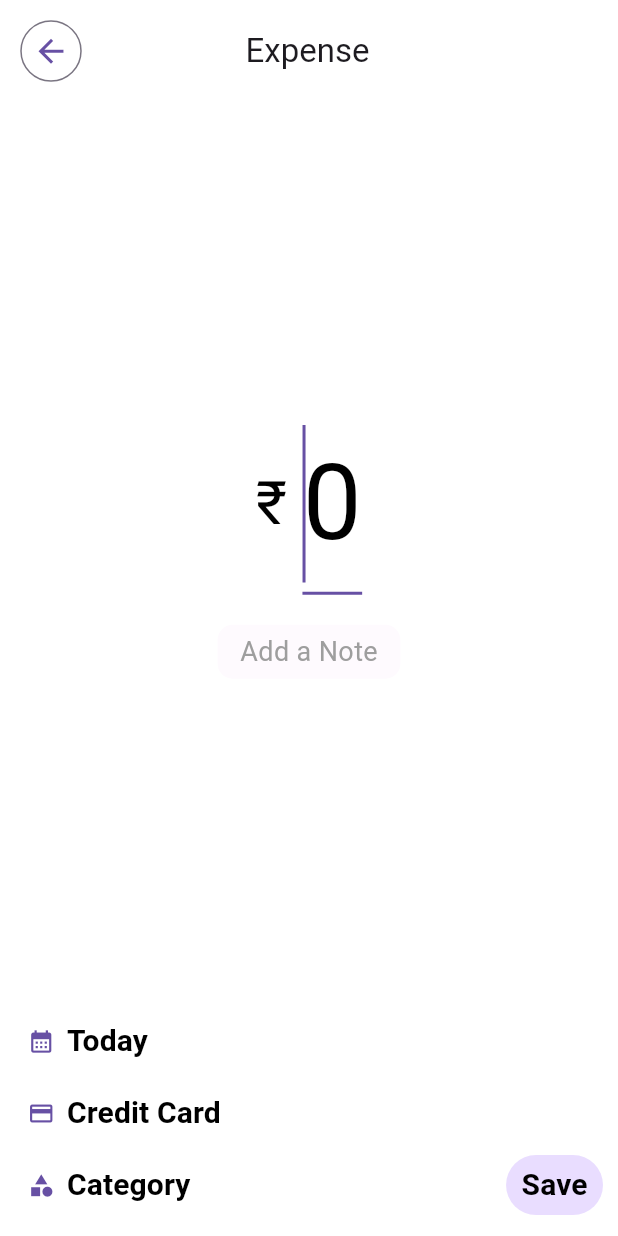
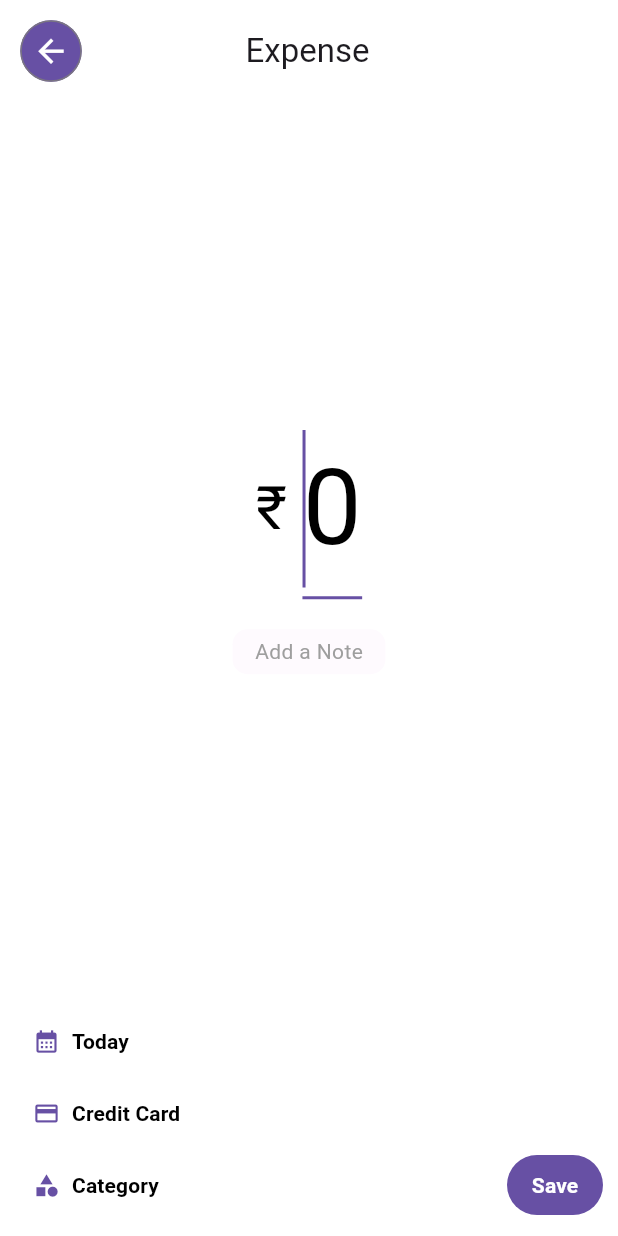
Before and after one commit to Tak1za/expenser, a Flutter app: the screen it shows after launch, after a tap on the "add" icon, on a phone screen of 412 x 824 dp. Run offline on Flutter 3.47's test engine with Material 3 defaults, Android fonts, the phone set to English and light mode, and no system bars; our stand-ins replace grouped_list, modal_bottom_sheet.

Commit message:
modified colors and theme

```diff
--- a/lib/pages/home_page.dart
+++ b/lib/pages/home_page.dart
@@ -109,11 +109,11 @@ class _HomePageState extends State<HomePage> {
                     icon: Icon(
                       Icons.add,
                       size: 25,
-                      color: Theme.of(context).colorScheme.primary,
+                      color: Theme.of(context).colorScheme.onPrimary,
                     ),
                     style: ButtonStyle(
                       backgroundColor: MaterialStatePropertyAll(
-                        Theme.of(context).colorScheme.onPrimary,
+                        Theme.of(context).colorScheme.primary,
                       ),
                     ),
                   )
--- a/lib/pages/modify_expense.dart
+++ b/lib/pages/modify_expense.dart
@@ -1,6 +1,7 @@
 import 'package:expenser/models/expense.dart';
 import 'package:expenser/utils/date_helper.dart';
 import 'package:flutter/material.dart';
+import 'package:flutter/services.dart';
 import 'package:intl/intl.dart';
 import 'package:uuid/uuid.dart';
 
@@ -71,11 +72,11 @@ class _ModifyExpenseState extends State<ModifyExpense> {
                       icon: Icon(
                         Icons.arrow_back,
                         size: 25,
-                        color: Theme.of(context).colorScheme.primary,
+                        color: Theme.of(context).colorScheme.onPrimary,
                       ),
                       style: ButtonStyle(
                         backgroundColor: MaterialStatePropertyAll(
-                          Theme.of(context).colorScheme.onPrimary,
+                          Theme.of(context).colorScheme.primary,
                         ),
                       ),
                     ),
@@ -114,6 +115,9 @@ class _ModifyExpenseState extends State<ModifyExpense> {
                                   autofocus: true,
                                   controller: _amountController,
                                   keyboardType: TextInputType.number,
+                                  inputFormatters: [
+                                    FilteringTextInputFormatter.digitsOnly
+                                  ],
                                   decoration: InputDecoration(
                                     border: const UnderlineInputBorder(),
                                     hintText: '0',
@@ -280,7 +284,7 @@ class _ModifyExpenseState extends State<ModifyExpense> {
                       },
                       style: ButtonStyle(
                         backgroundColor: MaterialStatePropertyAll(
-                          Theme.of(context).colorScheme.primaryContainer,
+                          Theme.of(context).colorScheme.primary,
                         ),
                         shape: MaterialStateProperty.all(
                           RoundedRectangleBorder(
@@ -290,7 +294,9 @@ class _ModifyExpenseState extends State<ModifyExpense> {
                       ),
                       child: Text(
                         'Save',
-                        style: Theme.of(context).textTheme.labelLarge,
+                        style: Theme.of(context).textTheme.labelLarge!.copyWith(
+                              color: Theme.of(context).colorScheme.onPrimary,
+                            ),
                       ),
                     ),
                   ],
--- a/lib/themes/themes.dart
+++ b/lib/themes/themes.dart
@@ -84,14 +84,12 @@ class Theme {
         systemOverlayStyle: SystemUiOverlayStyle.light,
         titleTextStyle: TextStyle(
           color: Colors.white,
-          fontSize: 20,
         ),
         iconTheme: IconThemeData(
           color: Colors.white,
         ),
         actionsIconTheme: IconThemeData(
           color: Colors.white,
-          size: 40,
         ),
         color: Colors.black,
       ),
@@ -144,47 +142,35 @@ class Theme {
         labelLarge: TextStyle(
           color: Colors.black,
           fontWeight: FontWeight.bold,
-          fontSize: 20,
         ),
         labelMedium: TextStyle(
           color: Colors.black,
           fontWeight: FontWeight.bold,
-          fontSize: 18,
         ),
         labelSmall: TextStyle(
           color: Colors.black,
           fontWeight: FontWeight.bold,
-          fontSize: 15,
         ),
         headlineLarge: TextStyle(
           color: Colors.black,
-          fontSize: 20,
-          fontFamily: "Exo",
           fontWeight: FontWeight.w700,
         ),
         headlineMedium: TextStyle(
           color: Colors.black,
-          fontSize: 18,
-          fontFamily: "Exo",
           fontWeight: FontWeight.w700,
         ),
         headlineSmall: TextStyle(
           color: Colors.black,
-          fontSize: 15,
-          fontFamily: "Exo",
           fontWeight: FontWeight.w700,
         ),
         bodyLarge: TextStyle(
           color: Colors.grey,
-          fontSize: 20,
         ),
         bodyMedium: TextStyle(
           color: Colors.grey,
-          fontSize: 18,
         ),
         bodySmall: TextStyle(
           color: Colors.grey,
-          fontSize: 15,
         ),
       ),
       scaffoldBackgroundColor: const Color(0xFFFFFFFF),
@@ -192,14 +178,12 @@ class Theme {
         systemOverlayStyle: SystemUiOverlayStyle.light,
         titleTextStyle: TextStyle(
           color: Colors.black,
-          fontSize: 20,
         ),
         iconTheme: IconThemeData(
           color: Colors.black,
         ),
         actionsIconTheme: IconThemeData(
           color: Colors.black,
-          size: 40,
         ),
         color: Colors.black,
       ),
--- a/lib/widgets/expense_tile.dart
+++ b/lib/widgets/expense_tile.dart
@@ -68,7 +68,7 @@ class ExpenseTile extends StatelessWidget {
                           Navigator.pop(context);
                         },
                         child: const Text(
-                          'Yes',
+                          'OK',
                         ),
                       ),
                     ],
@@ -83,7 +83,7 @@ class ExpenseTile extends StatelessWidget {
         margin: const EdgeInsets.all(10),
         padding: const EdgeInsets.all(20),
         decoration: BoxDecoration(
-          color: Theme.of(context).colorScheme.onPrimary,
+          color: Theme.of(context).colorScheme.background,
           border: Border.all(width: 1),
           borderRadius: BorderRadius.circular(20),
         ),
```
